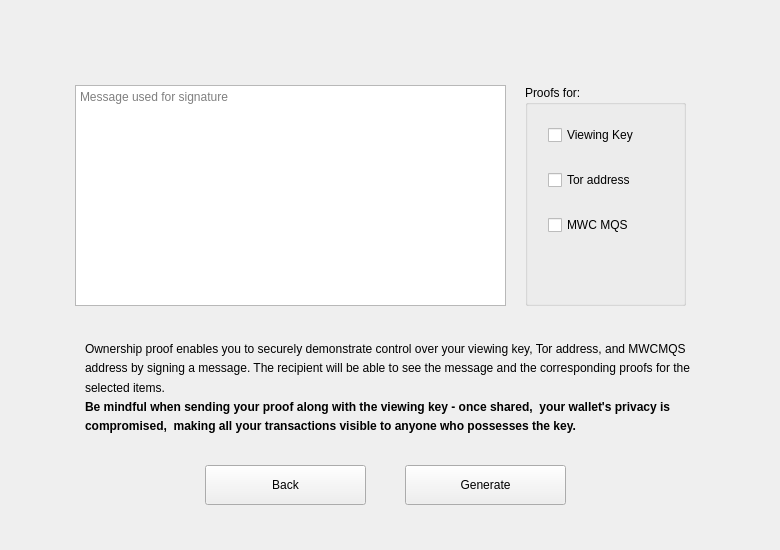
First picture: the form in windows_desktop/v_generateownershipproofinput_w.ui, repository mwcproject/mwc-qt-wallet, before the edit.
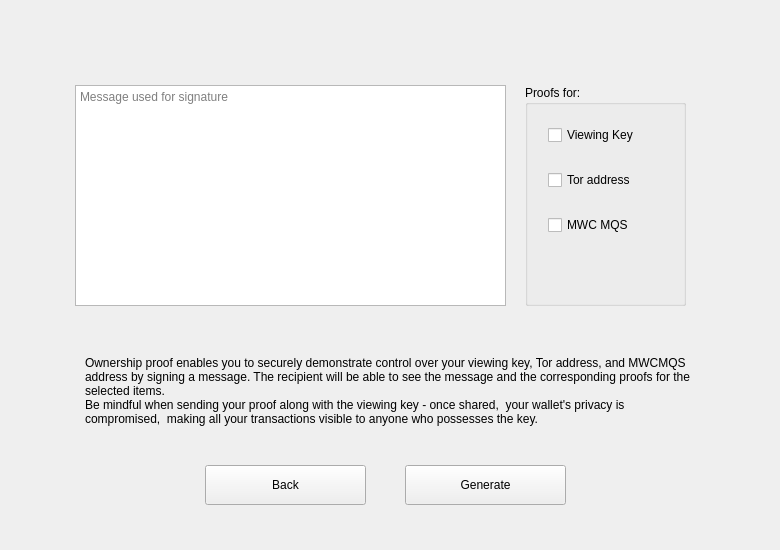
Second picture: the form after the edit. Custom widgets are drawn as their Qt base class.

```diff
--- a/windows_desktop/v_generateownershipproofinput_w.ui
+++ b/windows_desktop/v_generateownershipproofinput_w.ui
@@ -81,11 +81,8 @@
          </size>
         </property>
         <property name="text">
-         <string>&lt;!DOCTYPE HTML PUBLIC &quot;-//W3C//DTD HTML 4.0//EN&quot; &quot;http://www.w3.org/TR/REC-html40/strict.dtd&quot;&gt;
-&lt;html&gt;&lt;head&gt;&lt;meta name=&quot;qrichtext&quot; content=&quot;1&quot; /&gt;&lt;style type=&quot;text/css&quot;&gt;
-p, li { white-space: pre-wrap; }
-&lt;/style&gt;&lt;/head&gt;&lt;body style=&quot;line-height:138%;&quot;&gt;
-&lt;p&gt;Ownership proof enables you to securely demonstrate control over your viewing key, Tor address, and MWCMQS address by signing a message. The recipient will be able to see the message and the corresponding proofs for the selected items.&lt;br /&gt;&lt;span style=&quot; font-weight:600;&quot;&gt;Be mindful when sending your proof along with the viewing key - once shared,  your wallet's privacy is compromised,  making all your transactions visible to anyone who possesses the key.&lt;/span&gt;&lt;/p&gt;&lt;/body&gt;&lt;/html&gt;</string>
+         <string>Ownership proof enables you to securely demonstrate control over your viewing key, Tor address, and MWCMQS address by signing a message. The recipient will be able to see the message and the corresponding proofs for the selected items.
+Be mindful when sending your proof along with the viewing key - once shared,  your wallet's privacy is compromised,  making all your transactions visible to anyone who possesses the key.</string>
         </property>
         <property name="wordWrap">
          <bool>true</bool>
```
